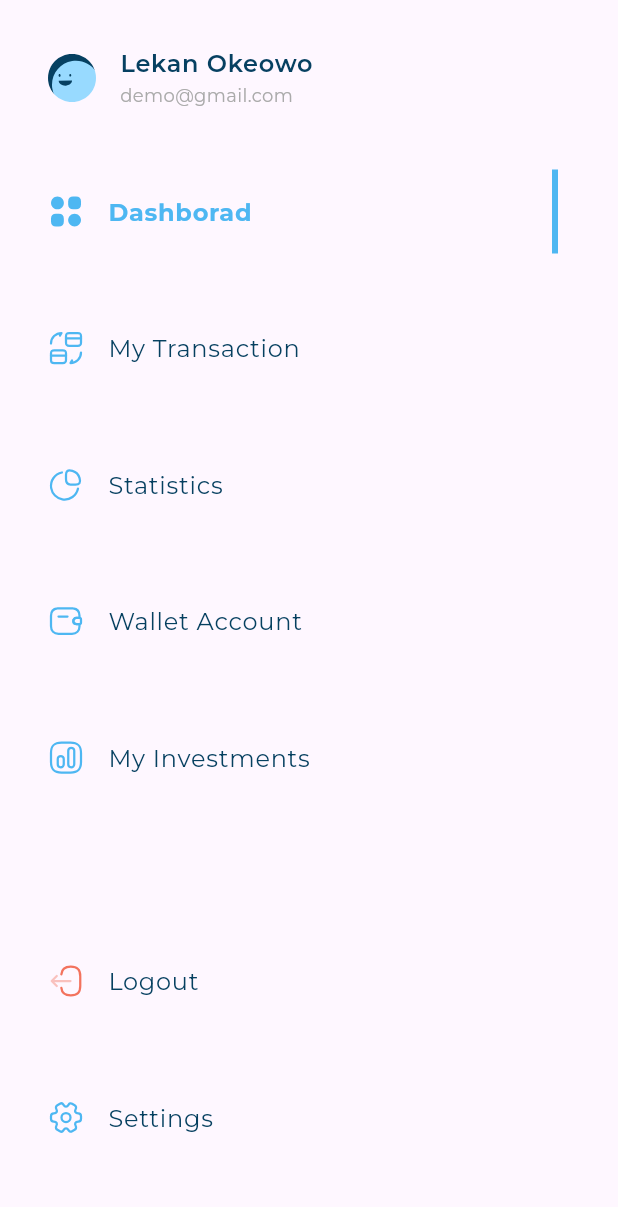
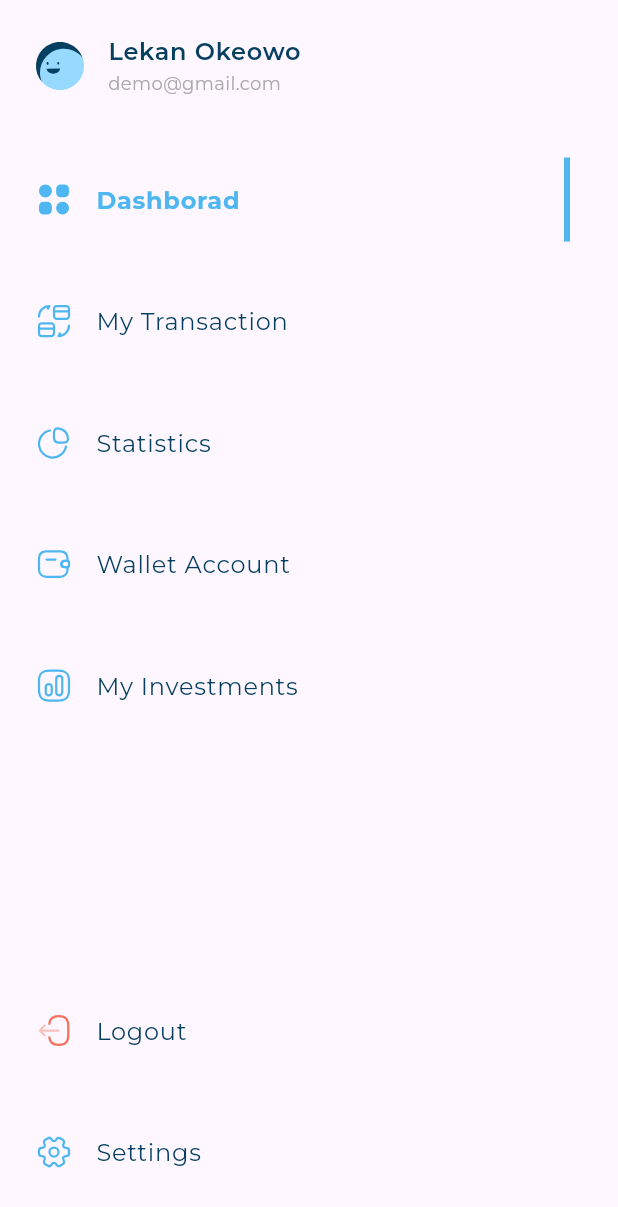
Before and after one commit to MohammadBeta/Expenses-UI, a Flutter app: the CustomDrawer widget shown alone on an empty page, opened directly, on a phone screen of 412 x 824 dp. Shown: the top 1207 px of the screen. Run offline on Flutter 3.47's test engine with Material 3 defaults, Android fonts, the phone set to English and light mode, and no system bars; our stand-ins replace flutter_svg; project files that could hold a hidden picture were left out.

Commit message:
finish custom drawer

```diff
--- a/expenses_ui__application/lib/features/dashborad/presentaion/views/dashborad_view.dart
+++ b/expenses_ui__application/lib/features/dashborad/presentaion/views/dashborad_view.dart
@@ -1,6 +1,6 @@
 import 'package:expenses_ui__application/features/dashborad/presentaion/widgets/layouts/desktop_dashborad_view.dart';
 import 'package:flutter/material.dart';
-import '../widgets/adaptive_dashborad_layout.dart';
+import '../widgets/layouts/adaptive_dashborad_layout.dart';
 
 class DashboradView extends StatelessWidget {
   const DashboradView({super.key});
--- a/expenses_ui__application/lib/features/dashborad/presentaion/widgets/custom_drawer.dart
+++ b/expenses_ui__application/lib/features/dashborad/presentaion/widgets/custom_drawer.dart
@@ -1,4 +1,6 @@
+import 'package:flutter/cupertino.dart';
 import 'package:flutter/material.dart';
+import 'package:flutter/widgets.dart';
 
 import '../../../../core/utilis/constatnts/app_images.dart';
 import '../../data/models/drawer_item_model.dart';
@@ -10,41 +12,57 @@ import 'user_list_tile_info.dart';
 class CustomDrawer extends StatelessWidget {
   const CustomDrawer({super.key});
 
-
   @override
   Widget build(BuildContext context) {
     return Padding(
-      padding: const EdgeInsets.all(16),
-      child: Column(
-        children: [
-          UserListTileInfo(
+      padding: const EdgeInsets.all(8),
+      child: CustomScrollView(
+        slivers: [
+          SliverToBoxAdapter(
+            child: UserListTileInfo(
               userInfoModel: UserInfoModel(
                   userName: "Lekan Okeowo",
                   email: "demo@gmail.com",
                   profileImage: AppImages.imagesAvatar3),
             ),
-          const SizedBox(
+          ),
+          const SliverToBoxAdapter(
+            child: SizedBox(
               height: 25,
             ),
+          ),
           const DrawerItemsListView(),
+          const SliverToBoxAdapter(
+            child: SizedBox(
+              height: 50,
+            ),
+          ),
+          SliverFillRemaining(
+            hasScrollBody: false,
+            child: Column(
+              children: [
                 const Expanded(child: SizedBox()),
-           CustomDrawerItem(
-            onTap: () {
-
-            },
-            drawerItem: DrawerItemModel(
+                Padding(
+                  padding: const EdgeInsets.only(bottom: 25),
+                  child: CustomDrawerItem(
+                    onTap: () {},
+                    drawerItem: const DrawerItemModel(
                       title: "Logout",
                       icon: AppImages.imagesLogout,
                     ),
                   ),
+                ),
                 CustomDrawerItem(
-            onTap: () {
-
-            },
-            drawerItem: DrawerItemModel(
+                  onTap: () {},
+                  drawerItem: const DrawerItemModel(
                     title: "Settings",
                     icon: AppImages.imagesSettings,
-
+                  ),
+                ),
+                const SizedBox(
+                  height: 20,
+                ),
+              ],
             ),
           ),
         ],
--- a/expenses_ui__application/lib/features/dashborad/presentaion/widgets/custom_drawer_item.dart
+++ b/expenses_ui__application/lib/features/dashborad/presentaion/widgets/custom_drawer_item.dart
@@ -16,9 +16,7 @@ class CustomDrawerItem extends StatelessWidget {
   final void Function()? onTap;
   @override
   Widget build(BuildContext context) {
-    return Padding(
-      padding: const EdgeInsets.only(bottom: 35),
-      child: GestureDetector(
+    return GestureDetector(
       onTap:onTap,
       child: SizedBox(
           child: ListTile(
@@ -33,7 +31,6 @@ class CustomDrawerItem extends StatelessWidget {
                 drawerItem.title,
                 style:  isSelected ? AppStyles.styleBold16 : AppStyles.styleRegular16,
               ))),
-      ),
     );
   }
 }
--- a/expenses_ui__application/lib/features/dashborad/presentaion/widgets/drawer_items_list_view.dart
+++ b/expenses_ui__application/lib/features/dashborad/presentaion/widgets/drawer_items_list_view.dart
@@ -1,7 +1,6 @@
 import 'package:flutter/material.dart';
 
-import '../../../../core/utilis/constatnts/app_images.dart';
-import '../../data/models/drawer_item_model.dart';
+import '../../../../core/utilis/constatnts/global.dart';
 import 'custom_drawer_item.dart';
 
 class DrawerItemsListView extends StatefulWidget {
@@ -14,40 +13,23 @@ class DrawerItemsListView extends StatefulWidget {
 int _selectedIndex = 0;
 
 class _DrawerItemsListViewState extends State<DrawerItemsListView> {
-  static const List<DrawerItemModel> drawerItems = [
-    DrawerItemModel(
-      title: "Dashborad",
-      icon: AppImages.imagesDashboard,
-    ),
-    DrawerItemModel(
-      title: "My Transaction",
-      icon: AppImages.imagesMyTransctions,
-    ),
-    DrawerItemModel(
-      title: "Statistics",
-      icon: AppImages.imagesStatistics,
-    ),
-    DrawerItemModel(
-      title: "Wallet Account",
-      icon: AppImages.imagesWalletAccount,
-    ),
-    DrawerItemModel(
-        title: "My Investments",
-        icon: AppImages.imagesMyInvestments,
-     ),
-  ];
   @override
   Widget build(BuildContext context) {
-    return ListView.builder(
-        shrinkWrap: true,
-        physics: const NeverScrollableScrollPhysics(),
+    return SliverList.builder(
         itemCount: drawerItems.length,
         itemBuilder: (context, index) {
-          return CustomDrawerItem(onTap: () {
-            setState(() {
-              _selectedIndex = index;
-            });
-          }, drawerItem: drawerItems[index], isSelected: index == _selectedIndex,);
+          return Padding(
+            padding: const EdgeInsets.only(bottom: 25),
+            child: CustomDrawerItem(
+              onTap: () {
+                setState(() {
+                  _selectedIndex = index;
+                });
+              },
+              drawerItem: drawerItems[index],
+              isSelected: index == _selectedIndex,
+            ),
+          );
         });
   }
 }
```
Also changed, not shown: expenses_ui__application/lib/core/utilis/constatnts/global.dart (added, +25 -0 lines), expenses_ui__application/lib/features/dashborad/presentaion/widgets/layouts/desktop_dashborad_view.dart (+21 -1 lines), expenses_ui__application/lib/features/dashborad/presentaion/widgets/user_list_tile_info.dart (+4 -5 lines), expenses_ui__application/lib/features/dashborad/presentaion/widgets/layouts/adaptive_dashborad_layout.dart (renamed from expenses_ui__application/lib/features/dashborad/presentaion/widgets/adaptive_dashborad_layout.dart). Lines whose indentation alone changed are shown as unchanged.
